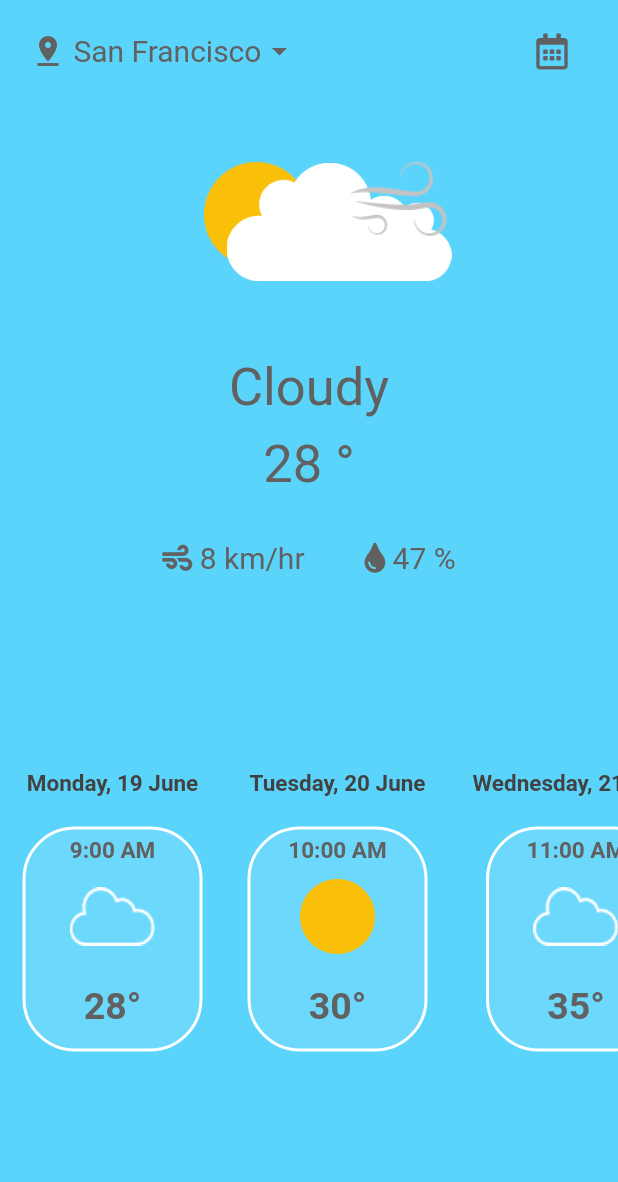
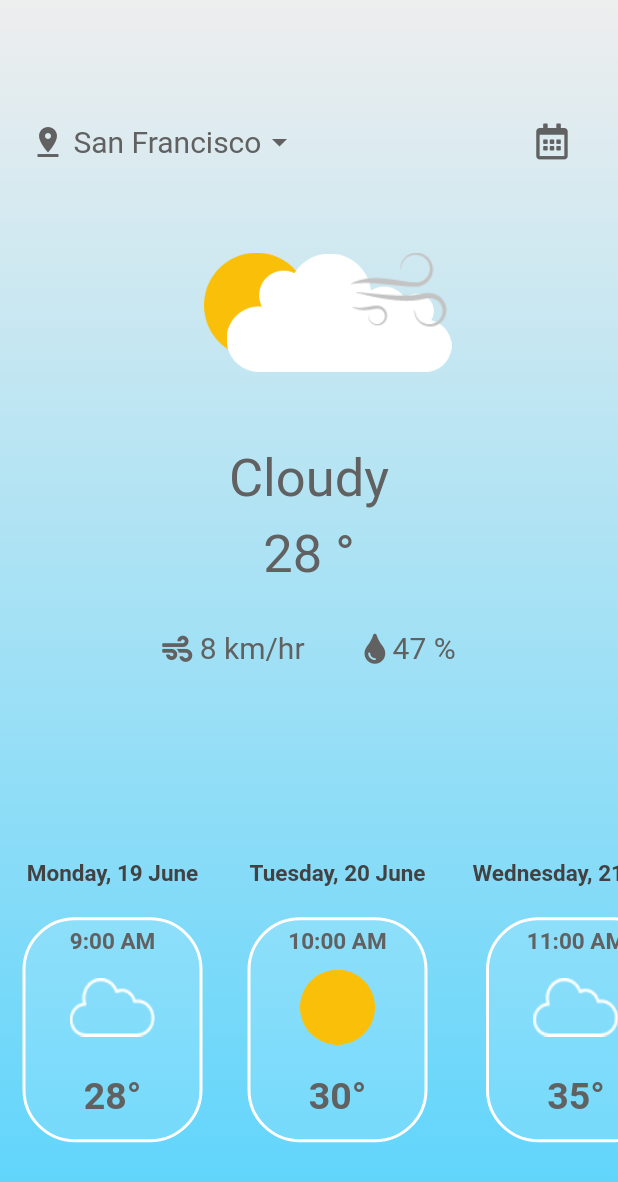
Before and after one commit to Moutasim02/weathr, a Flutter app: the screen it shows after launch, on a phone screen of 412 x 824 dp. Shown: the top 1182 px of the screen. Run offline on Flutter 3.47's test engine with Material 2 defaults, Android fonts, the phone set to English and light mode, and no system bars; our stand-ins replace font_awesome_flutter, geolocator, page_transition.

Commit message:
refactoring and ui patches

```diff
--- a/lib/screens/home.dart
+++ b/lib/screens/home.dart
@@ -1,11 +1,14 @@
-import 'package:flutter/cupertino.dart';
+import 'dart:io';
+import 'package:flutter/gestures.dart';
 import 'package:flutter/material.dart';
+import 'package:flutter/services.dart';
 import 'package:font_awesome_flutter/font_awesome_flutter.dart';
 import 'package:page_transition/page_transition.dart';
 import 'package:weathr/screens/weather_details.dart';
 import 'package:weathr/utils/constants.dart';
 import 'package:weathr/widgets/slide_tile.dart';
 import 'package:weathr/widgets/weather_central.dart';
+import 'package:flutter/foundation.dart' show kIsWeb;
 
 class Home extends StatefulWidget {
   static String id = 'home';
@@ -17,13 +20,56 @@ class Home extends StatefulWidget {
 }
 
 class _HomeState extends State<Home> {
+  double getSpacerSize() {
+    int _spacerSize = 100;
+
+    if (kIsWeb) {
+      _spacerSize = 100;
+    } else if (Platform.isAndroid) {
+      _spacerSize = 130;
+    } else if (Platform.isLinux || Platform.isWindows) {
+      _spacerSize = 100;
+    }
+    return _spacerSize as double;
+  }
+
+  @override
+  void initState() {
+    super.initState();
+    SystemChrome.setSystemUIOverlayStyle(
+      const SystemUiOverlayStyle(statusBarColor: Colors.transparent),
+    );
+  }
+
   @override
   Widget build(BuildContext context) {
-    return Scaffold(
-      backgroundColor: const Color(0xff5BD4FC),
-      body: SafeArea(
-        child: SingleChildScrollView(
-          physics: const NeverScrollableScrollPhysics(),
+    return Container(
+      decoration: BoxDecoration(
+        // optional
+        gradient: LinearGradient(
+          colors: [
+            customLightBlue,
+            const Color(0xffEEEEEE),
+          ],
+          begin: Alignment.bottomCenter,
+          end: Alignment.topCenter,
+        ),
+        // not very practical across screen sizes
+        // gradient: RadialGradient(
+        //   radius: 1.2,
+        //   // begin: Alignment.topLeft,
+        //   // end: Alignment.bottomRight,
+        //   center: Alignment.bottomCenter,
+        //   colors: [
+        //     customLightBlue,
+        //     Color(0xffEEEEEE),
+        //     // Colors.grey[200],
+        //   ],
+        // ),
+      ),
+      child: Scaffold(
+        backgroundColor: Colors.transparent,
+        body: SafeArea(
           child: Column(
             mainAxisAlignment: MainAxisAlignment.center,
             crossAxisAlignment: CrossAxisAlignment.center,
@@ -52,7 +98,7 @@ class _HomeState extends State<Home> {
                     ),
                     const Spacer(),
                     IconButton(
-                      splashColor: Colors.indigoAccent,
+                      splashColor: customLightBlue,
                       icon: const FaIcon(
                         FontAwesomeIcons.calendarAlt,
                         color: Color(0xFF616161),
@@ -72,15 +118,16 @@ class _HomeState extends State<Home> {
                 ),
               ),
               const SizedBox(height: 40),
-              const WeatherCentral(),
+              const CentralWeatherWidget(),
               const SizedBox(
                 height: 130,
+                // height: getSpacerSize(),
               ),
-              SizedBox(
-                height: 300,
-                child: ListView(
-                  scrollDirection: Axis.horizontal,
-                  physics: const BouncingScrollPhysics(),
+              SingleChildScrollView(
+                scrollDirection: Axis.horizontal,
+                physics: const BouncingScrollPhysics(),
+                child: Row(
+                  mainAxisAlignment: MainAxisAlignment.center,
                   children: [
                     SlideTile(
                       dayAndDate: 'Monday, 19 June',
@@ -101,8 +148,26 @@ class _HomeState extends State<Home> {
                       weatherCode: 800,
                     ),
                     SlideTile(
-                      dayAndDate: 'Tuesday, 20 June',
-                      time: '10:00 AM',
+                      dayAndDate: 'Thursday, 22 June',
+                      time: '12:00 AM',
+                      temp: 30,
+                      weatherCode: 100,
+                    ),
+                    SlideTile(
+                      dayAndDate: 'Friday, 23 June',
+                      time: '1:00 PM',
+                      temp: 30,
+                      weatherCode: 100,
+                    ),
+                    SlideTile(
+                      dayAndDate: 'Saturday, 24 June',
+                      time: '2:00 PM',
+                      temp: 30,
+                      weatherCode: 100,
+                    ),
+                    SlideTile(
+                      dayAndDate: 'Sunday, 25 June',
+                      time: '3:00 PM',
                       temp: 30,
                       weatherCode: 100,
                     ),
--- a/lib/utils/constants.dart
+++ b/lib/utils/constants.dart
@@ -8,6 +8,7 @@ Color niceLightBlue = const Color(0xff4be2e3);
 Color niceDarkGrey = const Color(0xff405c63);
 Color niceLightGrey = const Color(0xffdae0e1);
 Color niceGreen = const Color(0xff7f863e);
+Color customLightBlue = const Color(0xff5BD4FC);
 
 const bigFont = TextStyle(fontSize: 50);
 const medFont = TextStyle(fontSize: 25);
--- a/lib/widgets/cloudy_icon_widget.dart
+++ b/lib/widgets/cloudy_icon_widget.dart
@@ -31,7 +31,7 @@ class CloudyIconWidget extends StatelessWidget {
           ),
           Positioned(
             child: SizedBox(
-              child: Image.asset('assets/Group 3.png'),
+              child: Image.asset('assets/wind_pic.png'),
               height: 50,
               width: 70,
             ),
--- a/lib/widgets/slide_tile.dart
+++ b/lib/widgets/slide_tile.dart
@@ -35,7 +35,7 @@ class SlideTile extends StatelessWidget {
     return Padding(
       padding: const EdgeInsets.symmetric(horizontal: 15.0),
       child: SizedBox(
-        height: 180,
+        height: 190,
         child: Column(
           children: [
             Text(
--- a/lib/widgets/weather_central.dart
+++ b/lib/widgets/weather_central.dart
@@ -3,8 +3,8 @@ import 'package:font_awesome_flutter/font_awesome_flutter.dart';
 
 import 'cloudy_icon_widget.dart';
 
-class WeatherCentral extends StatelessWidget {
-  const WeatherCentral({Key? key}) : super(key: key);
+class CentralWeatherWidget extends StatelessWidget {
+  const CentralWeatherWidget({Key? key}) : super(key: key);
 
   @override
   Widget build(BuildContext context) {
```
Also changed, not shown: assets/wind_pic.png (renamed from assets/Group 3.png).
